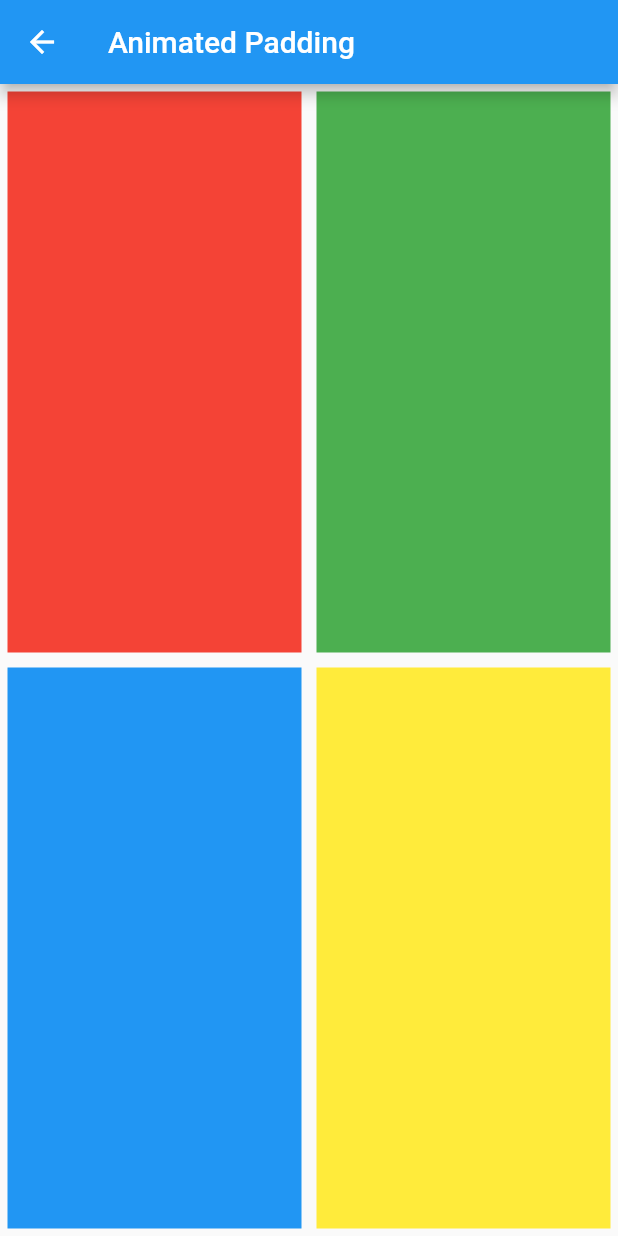
After one commit to wikugw/flutter-belajar-v2, a Flutter app: the screen it shows after launch, after a tap on "GO TO ANIMATED PADDING PAGE", on a phone screen of 412 x 824 dp. The commit adds this screen. Run offline on Flutter 3.47's test engine with Material 2 defaults, Android fonts, the light colour scheme and no system bars.

Commit message:
tambah halaman animated padding

```diff
--- /dev/null
+++ b/lib/animated_padding.dart
@@ -0,0 +1,85 @@
+import 'package:flutter/material.dart';
+
+class AnimatedPaddingPage extends StatefulWidget {
+
+  @override
+  _AnimatedPaddingPageState createState() => _AnimatedPaddingPageState();
+}
+
+class _AnimatedPaddingPageState extends State<AnimatedPaddingPage> {
+  double myPadding = 5;
+
+  @override
+  Widget build(BuildContext context) {
+    return Scaffold(
+      appBar: AppBar(
+        title: Text('Animated Padding'),
+      ),
+      body: Column(
+        children: [
+          Flexible(
+            flex: 1,
+            child: Row(
+              children: [
+                Flexible(
+                  flex: 1,
+                  child: GestureDetector(
+                    onTap: (){
+                      setState(() {
+                        myPadding = 20;
+                      });
+                    },
+                    child: AnimatedPadding(
+                      duration: Duration(seconds: 1),
+                      padding: EdgeInsets.all(myPadding),
+                      child: Container(
+                        color: Colors.red,
+                      ),
+                    ),
+                  ),
+                ),
+                Flexible(
+                  flex: 1,
+                  child: AnimatedPadding(
+                    duration: Duration(seconds: 1),
+                    padding: EdgeInsets.all(myPadding),
+                    child: Container(
+                      color: Colors.green,
+                    ),
+                  ),
+                ),
+              ],
+            ),
+          ),
+          Flexible(
+            flex: 1,
+            child: Row(
+              children: [
+                Flexible(
+                  flex: 1,
+                  child: AnimatedPadding(
+                    duration: Duration(seconds: 1),
+                    padding: EdgeInsets.all(myPadding),
+                    child: Container(
+                      color: Colors.blue,
+                    ),
+                  ),
+                ),
+                Flexible(
+                  flex: 1,
+                  child: AnimatedPadding(
+                    duration: Duration(seconds: 1),
+                    padding: EdgeInsets.all(myPadding),
+                    child: Container(
+                      color: Colors.yellow,
+                    ),
+                  ),
+                ),
+              ],
+            ),
+          )
+        ],
+      ),
+    );
+  }
+}
--- a/lib/home_page.dart
+++ b/lib/home_page.dart
@@ -1,4 +1,5 @@
 import 'package:belajar/switch_animated_switch_page.dart';
+import 'package:belajar/animated_padding.dart';
 import 'package:flutter/material.dart';
 
 class HomePage extends StatelessWidget {
@@ -17,8 +18,16 @@ class HomePage extends StatelessWidget {
                     return AnimatedSwitch();
                   }));
                 },
-                child: Text('GO TO SWITCH AND ANIMATED SWITCH PAGE'),
-            )
+              child: Text('GO TO SWITCH AND ANIMATED SWITCH PAGE'),
+            ),
+            ElevatedButton(
+              onPressed: (){
+                  Navigator.push(context, MaterialPageRoute(builder: (context){
+                    return AnimatedPaddingPage();
+                  }));
+                },
+              child: Text('GO TO ANIMATED PADDING PAGE'),
+            ),
           ],
         ),
       ),
```
